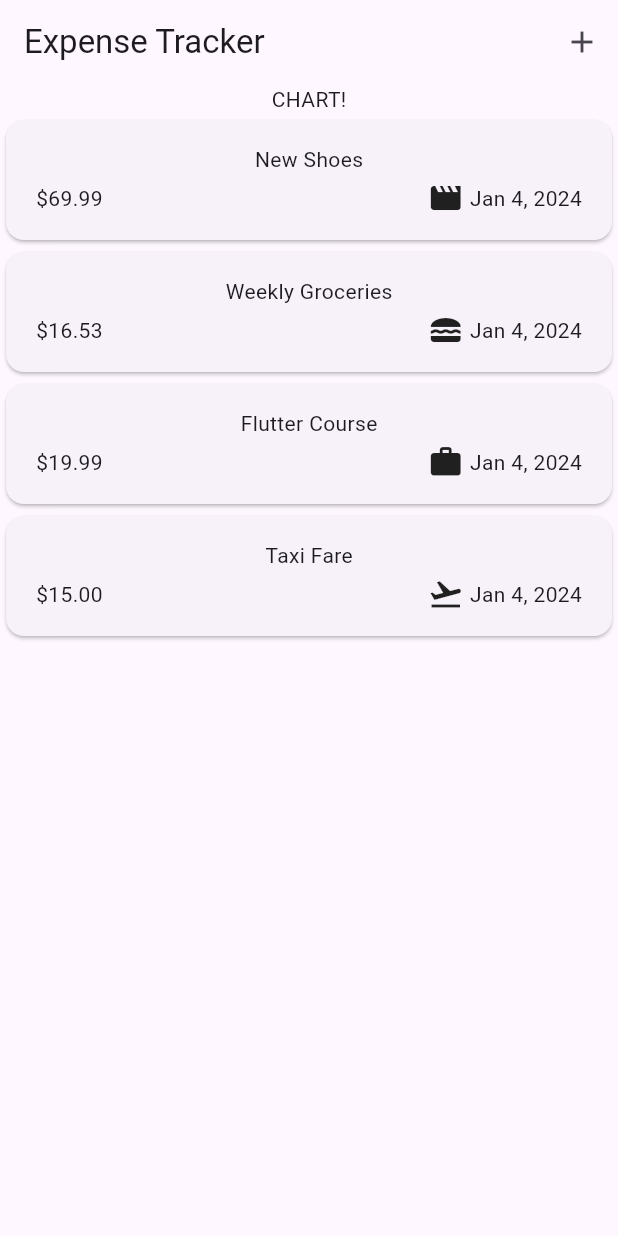
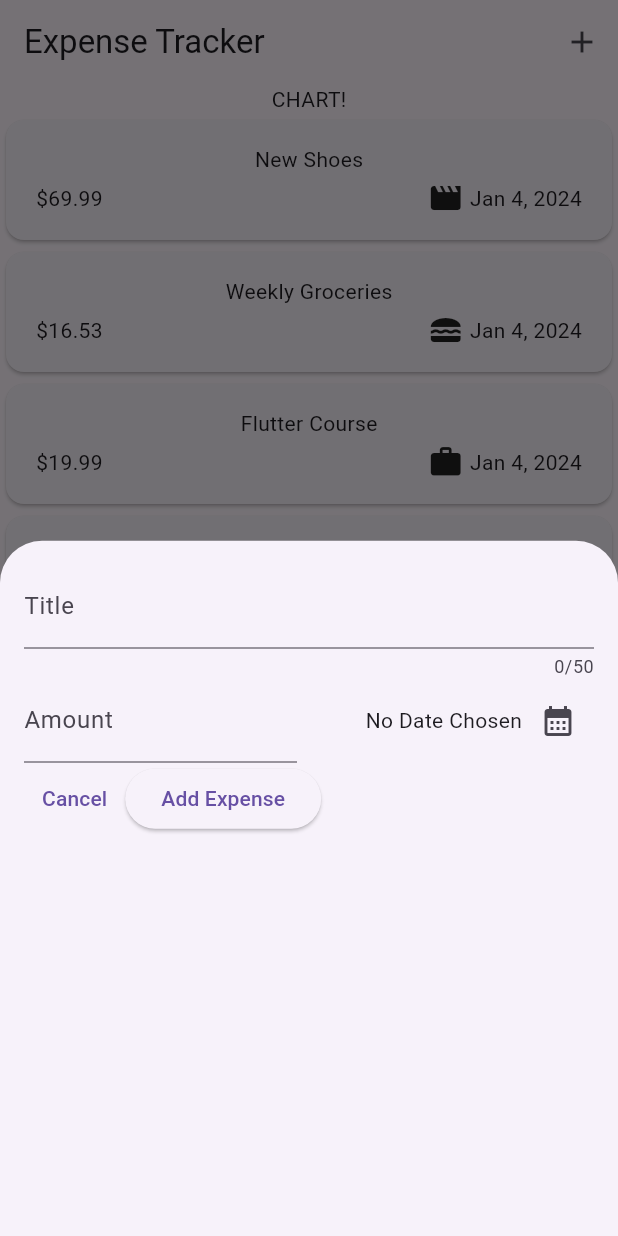
Before and after one commit to KrishKoria/Expense-Tracker, a Flutter app: the screen it shows after launch, after a tap on the "add" icon, on a phone screen of 412 x 824 dp. Run offline on Flutter 3.47's test engine with Material 3 defaults, Android fonts, the phone set to English and light mode, and no system bars.

Commit message:
Added Input Modal, Handled input of title, amount, Created date picker

```diff
--- /dev/null
+++ b/lib/Widgets/Form_Elements/new_expense.dart
@@ -0,0 +1,97 @@
+import 'package:expense_tracker/Models/expense_model.dart';
+import 'package:flutter/material.dart';
+
+class NewExpense extends StatefulWidget {
+  const NewExpense({super.key});
+  @override
+  State<NewExpense> createState() {
+    return _NewExpenseState();
+  }
+}
+
+class _NewExpenseState extends State<NewExpense> {
+  final _titleController = TextEditingController();
+  final _amountController = TextEditingController();
+  DateTime? _selectedDate;
+  @override
+  void dispose() {
+    _titleController.dispose();
+    _amountController.dispose();
+    super.dispose();
+  }
+
+  void _datePicker() async {
+    final _date = await showDatePicker(
+      context: context,
+      initialDate: DateTime.now(),
+      firstDate: DateTime.now().subtract(const Duration(days: 365)),
+      lastDate: DateTime.now(),
+    );
+    setState(() {
+      _selectedDate = _date;
+    });
+  }
+
+  @override
+  Widget build(BuildContext context) {
+    return Padding(
+      padding: const EdgeInsets.all(16),
+      child: Column(
+        children: [
+          TextField(
+            maxLength: 50,
+            controller: _titleController,
+            decoration: const InputDecoration(labelText: "Title"),
+          ),
+          Row(
+            children: [
+              Expanded(
+                child: TextField(
+                  controller: _amountController,
+                  decoration: const InputDecoration(
+                    labelText: "Amount",
+                    prefix: Text("\$ "),
+                  ),
+                  keyboardType: TextInputType.number,
+                ),
+              ),
+              const SizedBox(width: 16),
+              Expanded(
+                child: Row(
+                  mainAxisAlignment: MainAxisAlignment.end,
+                  crossAxisAlignment: CrossAxisAlignment.center,
+                  children: [
+                    Text(
+                      _selectedDate == null
+                          ? "No Date Chosen"
+                          : formatter.format(_selectedDate!),
+                    ),
+                    IconButton(
+                      icon: const Icon(Icons.calendar_month),
+                      onPressed: _datePicker,
+                    ),
+                  ],
+                ),
+              ),
+            ],
+          ),
+          Row(
+            children: [
+              TextButton(
+                onPressed: () => Navigator.of(context).pop(),
+                child: const Text("Cancel"),
+              ),
+              ElevatedButton(
+                onPressed: () {
+                  print(_titleController.text);
+                  print(_amountController.text);
+                },
+                child: const Text("Add Expense"),
+              ),
+            ],
+          ),
+        ],
+      ),
+    );
+  }
+}
--- a/lib/Widgets/expenses.dart
+++ b/lib/Widgets/expenses.dart
@@ -1,5 +1,6 @@
 import "package:expense_tracker/Models/expense_model.dart";
 import 'package:expense_tracker/Widgets/Expenses_list/expenses_list.dart';
+import "package:expense_tracker/Widgets/Form_Elements/new_expense.dart";
 import "package:flutter/material.dart";
 
 class Expenses extends StatefulWidget {
@@ -39,6 +40,15 @@ class _ExpensesState extends State<Expenses> {
     ),
   ];
 
+  void _openAddExpenseOverlay() {
+    showModalBottomSheet(
+      context: context,
+      builder: (ctx) {
+        return const NewExpense();
+      },
+    );
+  }
+
   @override
   Widget build(BuildContext context) {
     return Scaffold(
@@ -46,7 +56,7 @@ class _ExpensesState extends State<Expenses> {
         title: const Text("Expense Tracker"),
         actions: [
           IconButton(
-            onPressed: () {},
+            onPressed: _openAddExpenseOverlay,
             icon: const Icon(Icons.add),
           ),
         ],
```
